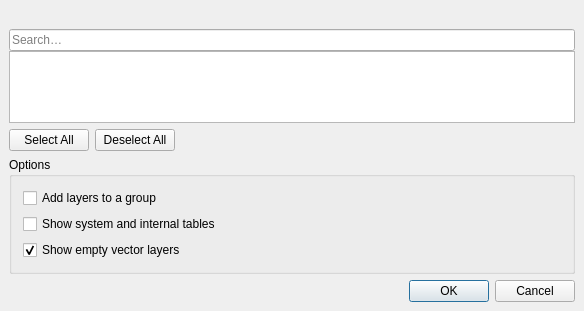
The window that src/ui/qgsprovidersublayersdialogbase.ui (qgis/QGIS) describes before a commit, drawn with Qt 5.
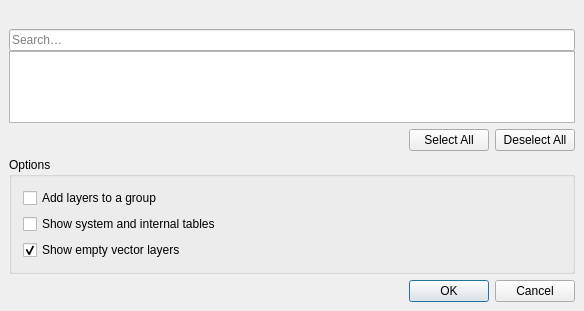
The same window after the commit. Custom widgets are drawn as their Qt base class.

Commit message:
Unify appearance of Select All/Deselect All buttons
- Ensure Select All always appears first
- Right align buttons in layouts consistently

The edit to the form file:
```diff
--- a/src/ui/qgsprovidersublayersdialogbase.ui
+++ b/src/ui/qgsprovidersublayersdialogbase.ui
@@ -41,20 +41,6 @@
    </item>
    <item row="4" column="0">
     <layout class="QHBoxLayout" name="horizontalLayout">
-     <item>
-      <widget class="QPushButton" name="mBtnSelectAll">
-       <property name="text">
-        <string>Select All</string>
-       </property>
-      </widget>
-     </item>
-     <item>
-      <widget class="QPushButton" name="mBtnDeselectAll">
-       <property name="text">
-        <string>Deselect All</string>
-       </property>
-      </widget>
-     </item>
      <item>
       <spacer name="horizontalSpacer">
        <property name="orientation">
@@ -68,6 +54,20 @@
        </property>
       </spacer>
      </item>
+     <item>
+      <widget class="QPushButton" name="mBtnSelectAll">
+       <property name="text">
+        <string>Select All</string>
+       </property>
+      </widget>
+     </item>
+     <item>
+      <widget class="QPushButton" name="mBtnDeselectAll">
+       <property name="text">
+        <string>Deselect All</string>
+       </property>
+      </widget>
+     </item>
     </layout>
    </item>
    <item row="0" column="0">
```
The commit also changes 5 other files.
